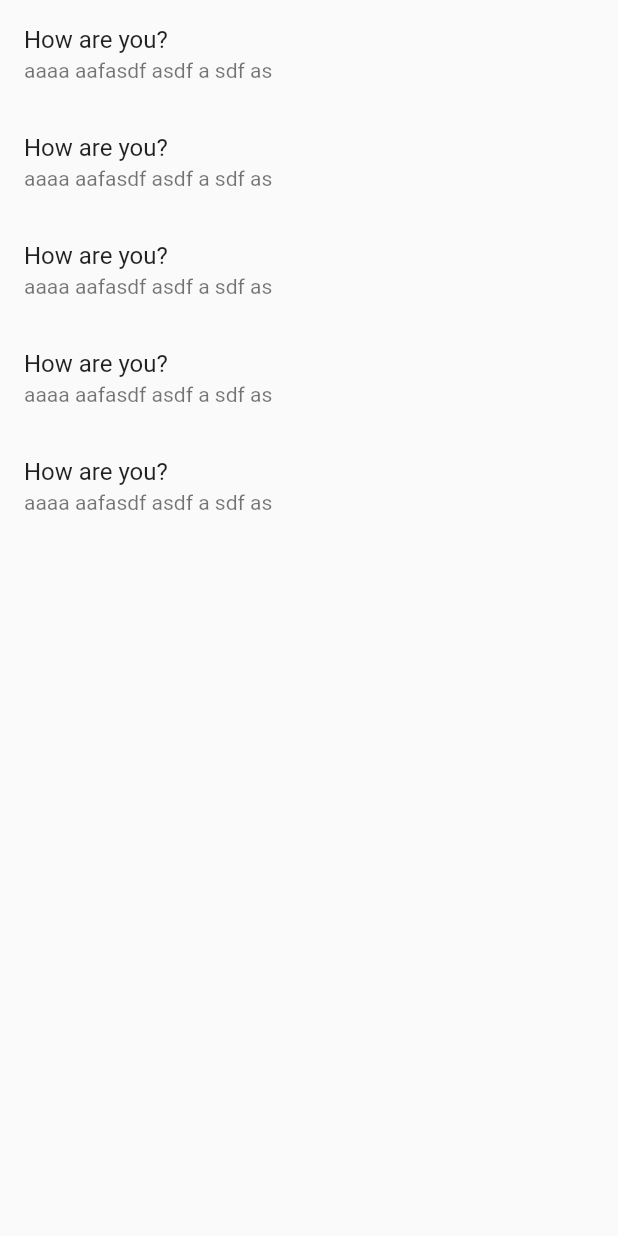
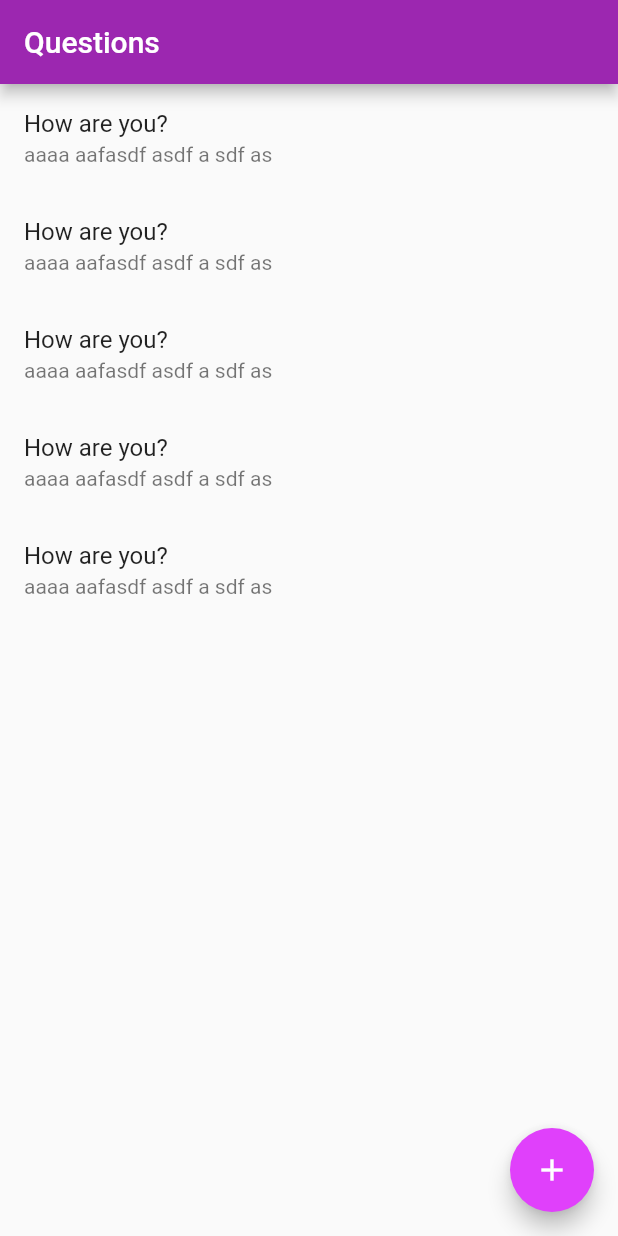
Before and after one commit to matiullah-karimi/flutter-quiz, a Flutter app: the screen it shows after launch, on a phone screen of 412 x 824 dp. Run offline on Flutter 3.47's test engine with Material 2 defaults, Android fonts, the phone set to English and light mode, and no system bars; our stand-ins replace get; Roboto replaces fonts that are missing (Georgia).

Commit message:
Add create form and controller

```diff
--- a/lib/app/routes/app_pages.dart
+++ b/lib/app/routes/app_pages.dart
@@ -1,6 +1,8 @@
 
 import 'package:get/get.dart';
+import 'package:quiz/app/bindings/create_binding.dart';
 import 'package:quiz/app/bindings/details_binding.dart';
+import 'package:quiz/app/ui/create/create_page.dart';
 import 'package:quiz/app/ui/details/details_page.dart';
 import 'package:quiz/app/ui/home/home_page.dart';
 part './app_routes.dart';
@@ -10,5 +12,6 @@ class AppPages {
   static final pages = [
     GetPage(name: Routes.INITIAL, page:()=> HomePage(),),
     GetPage(name: Routes.DETAILS, page:()=> DetailsPage(), binding: DetailsBinding()),
+    GetPage(name: Routes.CREATE, page:()=> CreateQuizPage(), binding: CreateQuestionBinding()),
   ];
 }
--- a/lib/app/routes/app_routes.dart
+++ b/lib/app/routes/app_routes.dart
@@ -4,4 +4,5 @@ abstract class Routes{
 
   static const INITIAL = '/';
   static const DETAILS = '/details';
+  static const CREATE = '/create';
 }
--- a/lib/app/ui/home/home_page.dart
+++ b/lib/app/ui/home/home_page.dart
@@ -1,33 +1,52 @@
+import 'package:quiz/app/controller/home/home_controller.dart';
+import 'package:quiz/app/ui/widgets/loading_widget.dart';
 import 'package:flutter/material.dart';
 import 'package:get/get.dart';
-import 'package:quiz/app/controller/home/home_controller.dart';
-import 'package:quiz/app/ui/widgets/loading_widget.dart';
 
 class HomePage extends GetView<HomeController> {
   @override
   Widget build(BuildContext context) {
     return Scaffold(
-      body: Container(
-        child: GetX<HomeController>(
-          initState: (state) {
-            Get.find<HomeController>().getAll();
-          },
-          builder: (_) {
-            return _.questionList.length < 1
-                ? LoadingWidget()
-                : ListView.builder(
-                    itemBuilder: (context, index) {
-                      return ListTile(
-                        title: Text(_.questionList[index].text),
-                        subtitle: Text(_.questionList[index].description),
-                        onTap: () => _.details(_.questionList[index]),
-                      );
-                    },
-                    itemCount: _.questionList.length,
-                  );
-          },
-        ),
+      appBar: AppBar(
+        title: Text("Questions"),
+      ),
+      body: _buildBody(),
+      floatingActionButton: FloatingActionButton(
+        onPressed: Get.find<HomeController>().create,
+        child: Icon(Icons.add),
       ),
     );
   }
+
+  /// Build body of the screen
+  Container _buildBody() {
+    return Container(
+      child: GetX<HomeController>(
+        initState: (state) {
+          Get.find<HomeController>().getAll();
+        },
+        builder: (controller) {
+          if (controller.questionList.length < 1) {
+            return LoadingWidget();
+          } else {
+            return _buildListView(controller);
+          }
+        },
+      ),
+    );
+  }
+
+  /// Build quesitons list view
+  ListView _buildListView(HomeController controller) {
+    return ListView.builder(
+      itemBuilder: (context, index) {
+        return ListTile(
+          title: Text(controller.questionList[index].text),
+          subtitle: Text(controller.questionList[index].description),
+          onTap: () => controller.details(controller.questionList[index]),
+        );
+      },
+      itemCount: controller.questionList.length,
+    );
+  }
 }
```
Also changed, not shown: lib/app/bindings/create_binding.dart (added, +11 -0 lines), lib/app/controller/create/create_controller.dart (added, +31 -0 lines), lib/app/controller/home/home_controller.dart (+8 -0 lines), lib/app/ui/create/create_page.dart (added, +133 -0 lines), lib/app/ui/theme/app_theme.dart (+7 -0 lines), 6 other files.
